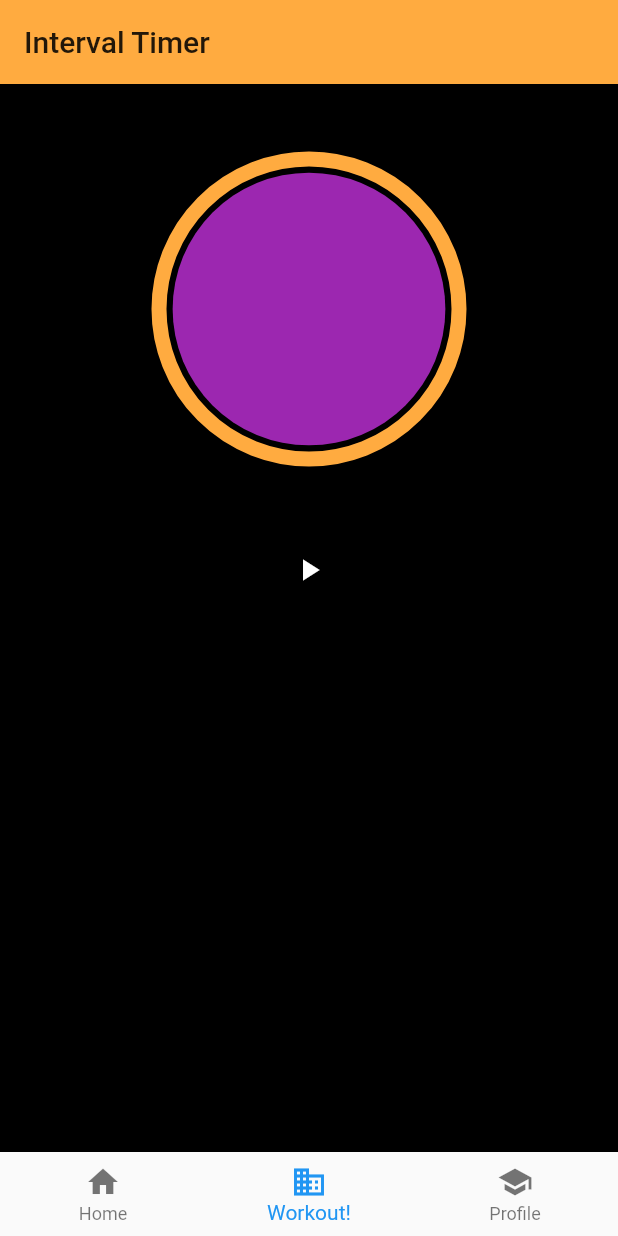
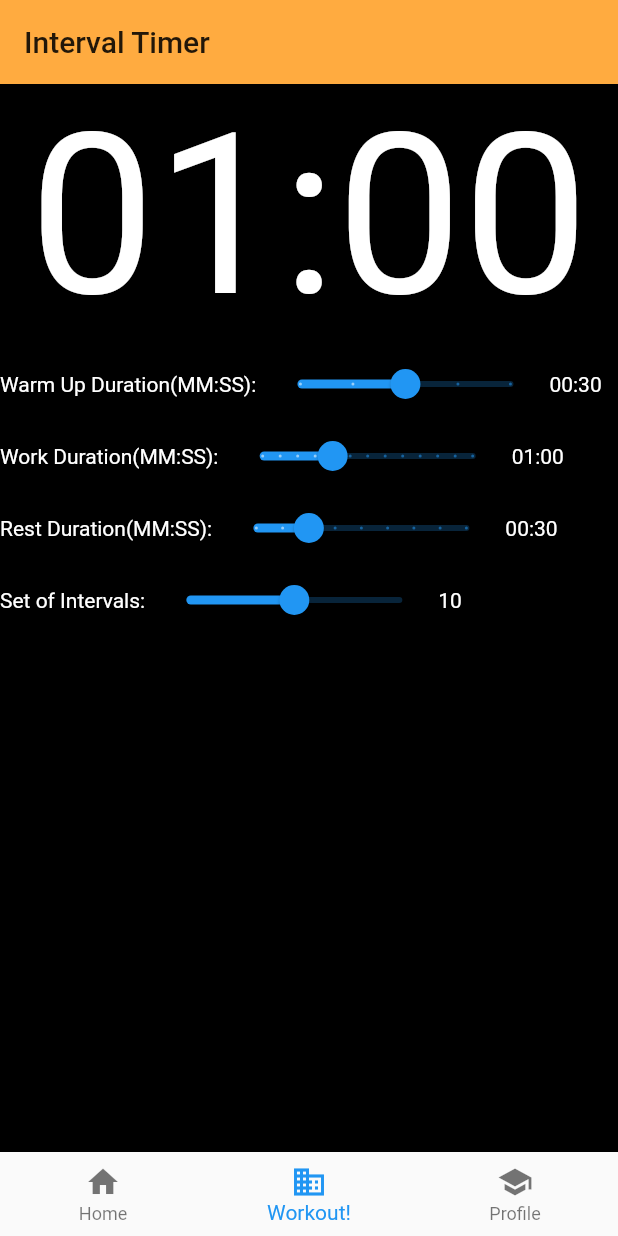
Before and after one commit to allcui/intervaltimer-flutter, a Flutter app: the screen it shows after launch, on a phone screen of 412 x 824 dp. Run offline on Flutter 3.47's test engine with Material 2 defaults, Android fonts, the phone set to English and light mode, and no system bars; drawn by our look-alikes of circular_countdown_timer.

Commit message:
added some sliders to control durations

```diff
--- a/lib/screen/interval_timer.dart
+++ b/lib/screen/interval_timer.dart
@@ -1,47 +1,95 @@
 import 'package:flutter/material.dart';
-import 'package:circular_countdown_timer/circular_countdown_timer.dart';
 
 class IntervalTimer extends StatefulWidget {
-  static const title = 'Interval Timer';
+  static const String title = 'Interval Timer';
+  static const int maxWorkDurationInSeconds = 180;
+  static const int maxRestDurationInSeconds = 120;
+  static const int maxWarmUpDurationInSeconds = 60;
+  static const int maxSets = 20;
   @override
   _IntervalTimerState createState() => _IntervalTimerState();
 }
 
-class _IntervalTimerState extends State<IntervalTimer> {
+class _IntervalTimerState extends State<IntervalTimer> with TickerProviderStateMixin{
 
-  final CountDownController _countDownController = CountDownController();
+  AnimationController _countdownController;
+  Animation _countdownAnimation;
 
-  int _remainingDuration = 30;
+  int _remainingWorkDuration = 60;
+  int _remainingRestDuration = 30;
+  int _remainingWarmUpDuration = 30;
+  int _remainingSets = 10;
 
   @override
   Widget build(BuildContext context) {
-    final Widget timer = CircularCountDownTimer(
-      duration: _remainingDuration,
-      initialDuration: 0,
-      controller: _countDownController,
-      width: 200.0,
-      height: 300.0,
-      ringColor: Colors.orangeAccent,
-      ringGradient: null,
-      fillColor: Colors.purpleAccent[100],
-      fillGradient: null,
-      backgroundColor: Colors.purple[500],
-      backgroundGradient: null,
-      strokeWidth: 10.0,
-      strokeCap: StrokeCap.round,
-      textStyle: TextStyle(
-          fontSize: 50.0, color: Colors.white, fontWeight: FontWeight.bold),
-      textFormat: CountdownTextFormat.S,
-      isReverse: true,
-      isReverseAnimation: false,
-      isTimerTextShown: false,
-      autoStart: false,
-      onStart: () {
-        print('Countdown Started');
-      },
-      onComplete: () {
-        print('Countdown Ended');
-      },
+    final Widget timer = Text(
+      durationToString(_remainingWorkDuration),
+      style: TextStyle(
+        fontSize: 150.0,
+      ),
+    );
+    final Widget warmUpDurationSlider = Row(
+      children: <Widget>[
+        Text('Warm Up Duration(MM:SS): '),
+        Slider(
+          divisions: IntervalTimer.maxWarmUpDurationInSeconds ~/ 15,
+          value: _remainingWarmUpDuration.toDouble(),
+          min: 0,
+          max: IntervalTimer.maxWarmUpDurationInSeconds.toDouble(),
+          onChanged: (newDuration) {
+            setState(() {_remainingWarmUpDuration = newDuration.toInt();}
+            );
+          },
+        ),
+        Text(durationToString(_remainingWarmUpDuration)),
+      ],
+    );
+    final Widget workDurationSlider = Row(
+      children: <Widget>[
+        Text('Work Duration(MM:SS): '),
+        Slider(
+          divisions: IntervalTimer.maxWorkDurationInSeconds ~/ 15,
+          value: _remainingWorkDuration.toDouble(),
+          min: 0,
+          max: IntervalTimer.maxWorkDurationInSeconds.toDouble(),
+          onChanged: (newDuration) {
+            setState(() {_remainingWorkDuration = newDuration.toInt();}
+          );
+          },
+        ),
+        Text(durationToString(_remainingWorkDuration)),
+      ],
+    );
+    final Widget restDurationSlider = Row(
+      children: <Widget>[
+        Text('Rest Duration(MM:SS): '),
+        Slider(
+          divisions: IntervalTimer.maxRestDurationInSeconds ~/ 15,
+          value: _remainingRestDuration.toDouble(),
+          min: 0,
+          max: IntervalTimer.maxRestDurationInSeconds.toDouble(),
+          onChanged: (newDuration) {
+            setState(() {_remainingRestDuration = newDuration.toInt();}
+            );
+          },
+        ),
+        Text(durationToString(_remainingRestDuration)),
+      ],
+    );
+    final Widget setCountSlider = Row(
+      children: <Widget>[
+        Text('Set of Intervals: '),
+        Slider(
+          value: _remainingSets.toDouble(),
+          min: 0,
+          max: IntervalTimer.maxSets.toDouble(),
+          onChanged: (newSetCount) {
+            setState(() {_remainingSets = newSetCount.toInt();}
+            );
+          },
+        ),
+        Text(_remainingSets.toString()),
+      ],
     );
     return Scaffold(
       appBar: AppBar(title: Text(IntervalTimer.title),),
@@ -51,11 +99,24 @@ class _IntervalTimerState extends State<IntervalTimer> {
           child: Column(
             children: <Widget>[
               timer,
-              IconButton(icon: Icon(Icons.play_arrow, color: Colors.white,), onPressed: () => _countDownController.start()),
+              warmUpDurationSlider,
+              workDurationSlider,
+              restDurationSlider,
+              setCountSlider
             ],
           ),
         ),
       ),
     );
   }
+
+  String durationToString(int durationInSeconds){
+    final duration = Duration(seconds: durationInSeconds);
+    final minutes = duration.inMinutes;
+    final seconds = durationInSeconds % 60;
+
+    final minutesString = '$minutes'.padLeft(2, '0');
+    final secondsString = '$seconds'.padLeft(2, '0');
+    return '$minutesString:$secondsString';
+  }
 }
--- a/pubspec.yaml
+++ b/pubspec.yaml
@@ -33,7 +33,6 @@ dev_dependencies:
   flutter_test:
     sdk: flutter
 
-  circular_countdown_timer: ^0.2.0
 
 # For information on the generic Dart part of this file, see the
 # following page: https://dart.dev/tools/pub/pubspec
```
Also changed, not shown: pubspec.lock.
